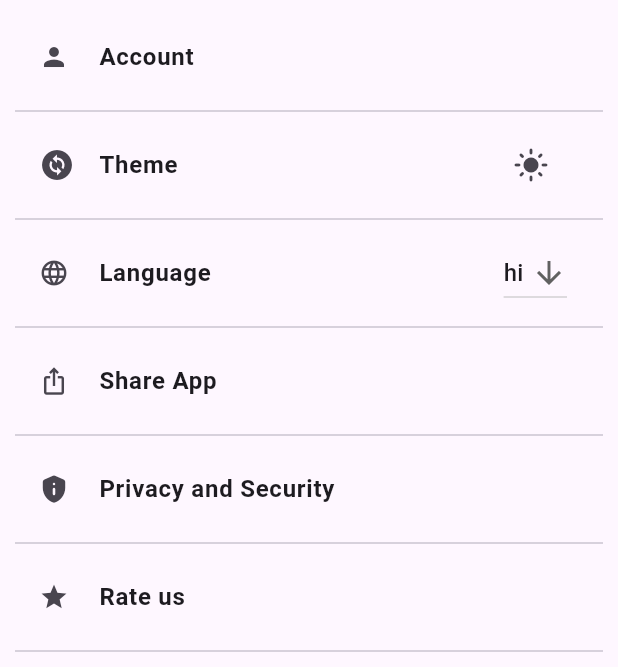
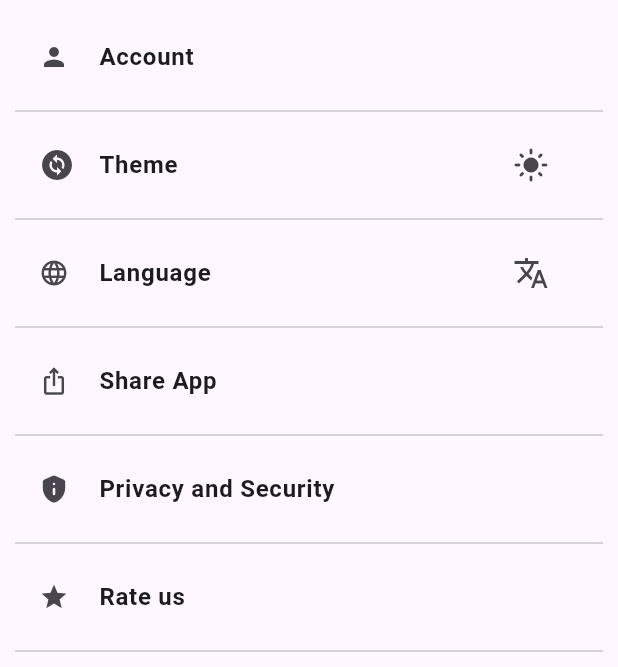
Before and after one commit to Drashtipatel296/pr_4_departure, a Flutter app: the screen it shows after launch, item 4 of the bottom bar chosen, on a phone screen of 412 x 824 dp, the part 84-751 px from its top. Run offline on Flutter 3.47's test engine with Material 3 defaults, Android fonts, the light colour scheme and no system bars; missing offline and left inert: share_extend.

Commit message:
24-06-2024

```diff
--- a/lib/screens/home/home_screen.dart
+++ b/lib/screens/home/home_screen.dart
@@ -6,10 +6,10 @@ import 'package:provider/provider.dart';
 import '../../provider/bottem_provider.dart';
 
 final List<Widget> _pages = [
-  DohaScreen(),
-  FavoriteScreen(),
-  FlutterLogo(),
-  SettingsScreen(),
+  const DohaScreen(),
+  const FavoriteScreen(),
+  const FlutterLogo(),
+  const SettingsScreen(),
 ];
 
 class HomeScreen extends StatelessWidget {
--- a/lib/screens/settings/settings_screen.dart
+++ b/lib/screens/settings/settings_screen.dart
@@ -1,6 +1,6 @@
+import 'package:brahma_puran/provider/language_provider.dart';
 import 'package:flutter/material.dart';
 import 'package:provider/provider.dart';
-import '../../provider/language_provider.dart';
 import '../../provider/theme_provider.dart';
 
 class SettingsScreen extends StatelessWidget {
@@ -8,7 +8,7 @@ class SettingsScreen extends StatelessWidget {
 
   @override
   Widget build(BuildContext context) {
-
+    final providerFalse = Provider.of<LanguageProvider>(context, listen: false);
     return Scaffold(
       body: Padding(
         padding: const EdgeInsets.all(10),
@@ -32,24 +32,25 @@ class SettingsScreen extends StatelessWidget {
             ListTile(
               leading: const Icon(Icons.language,size: 20,),
               title: const Text('Language',style: TextStyle(fontSize: 16,fontWeight: FontWeight.bold),),
-              trailing: DropdownButton<Locale>(
-                value: Provider.of<LanguageProvider>(context).locale,
-                icon: const Icon(Icons.arrow_downward),
-                onChanged: (Locale? newLocale) {
-                  if (newLocale != null) {
-                    Provider.of<LanguageProvider>(context, listen: false).setLocale(newLocale);
-                  }
+              trailing: PopupMenuButton(
+                icon: const Icon(Icons.translate),
+                onSelected: (value) {
+                  providerFalse.updateSelectedLanguage(value);
                 },
-                items: [
-                  const Locale('en'),
-                  const Locale('hi'),
-                  const Locale('gu'),
-                ].map<DropdownMenuItem<Locale>>((Locale locale) {
-                  return DropdownMenuItem<Locale>(
-                    value: locale,
-                    child: Text(locale.languageCode),
-                  );
-                }).toList(),
+                itemBuilder: (context) => [
+                  const PopupMenuItem<String>(
+                    value: 'hindi',
+                    child: Text('Hindi'),
+                  ),
+                  const PopupMenuItem<String>(
+                    value: 'english',
+                    child: Text('English'),
+                  ),
+                  const PopupMenuItem<String>(
+                    value: 'gujarati',
+                    child: Text('Gujarati'),
+                  ),
+                ],
               ),
             ),
             const Divider(),
```
Also changed, not shown: lib/provider/fav_provider.dart (+8 -6 lines), lib/provider/language_provider.dart (+4 -54 lines), lib/screens/detaile/detail_screen.dart (+23 -4 lines).
